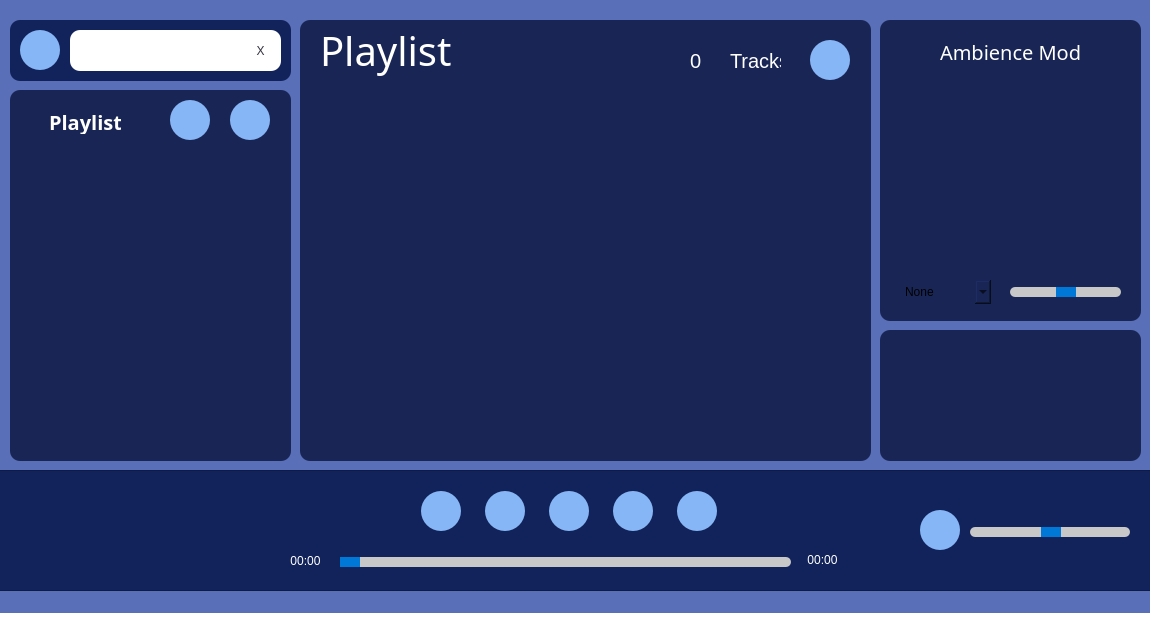
First picture: the form in forms/mainwindow.ui, repository whatdislol/Symmo, before the edit.
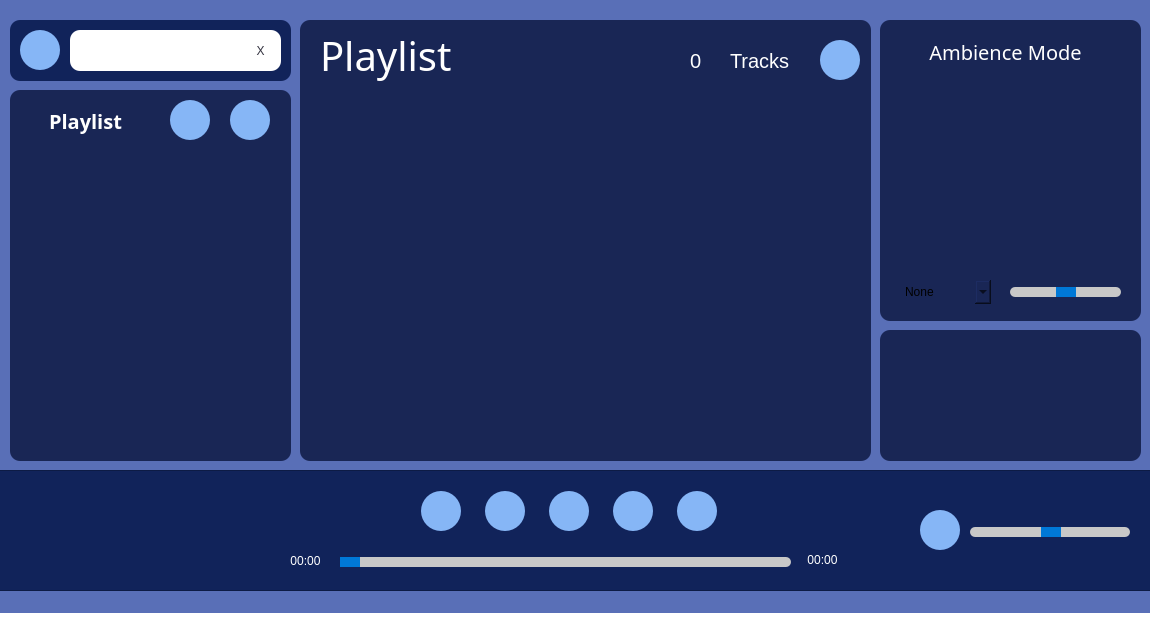
Second picture: the form after the edit.

Commit message: adjust label size

```diff
--- a/forms/mainwindow.ui
+++ b/forms/mainwindow.ui
@@ -404,9 +404,9 @@
     <widget class="QLabel" name="label_Ambience">
      <property name="geometry">
       <rect>
-       <x>60</x>
+       <x>20</x>
        <y>20</y>
-       <width>141</width>
+       <width>211</width>
        <height>24</height>
       </rect>
      </property>
@@ -425,6 +425,9 @@
      <property name="text">
       <string>Ambience Mode</string>
      </property>
+     <property name="alignment">
+      <set>Qt::AlignCenter</set>
+     </property>
     </widget>
     <widget class="QComboBox" name="comboBox_AmbienceBox">
      <property name="geometry">
@@ -541,7 +544,7 @@
     <widget class="QPushButton" name="pushButton_AddSong">
      <property name="geometry">
       <rect>
-       <x>510</x>
+       <x>520</x>
        <y>20</y>
        <width>40</width>
        <height>40</height>
@@ -576,9 +579,9 @@
      <property name="geometry">
       <rect>
        <x>20</x>
-       <y>0</y>
+       <y>10</y>
        <width>331</width>
-       <height>61</height>
+       <height>51</height>
       </rect>
      </property>
      <property name="font">
@@ -621,7 +624,7 @@
       <rect>
        <x>430</x>
        <y>20</y>
-       <width>51</width>
+       <width>81</width>
        <height>41</height>
       </rect>
      </property>
@@ -775,10 +778,10 @@
     <widget class="QLabel" name="label_Playlist">
      <property name="geometry">
       <rect>
-       <x>40</x>
-       <y>20</y>
-       <width>71</width>
-       <height>24</height>
+       <x>20</x>
+       <y>10</y>
+       <width>111</width>
+       <height>41</height>
       </rect>
      </property>
      <property name="font">
```
Left out of the diff: 26 changed lines with no effect on the pictures.
